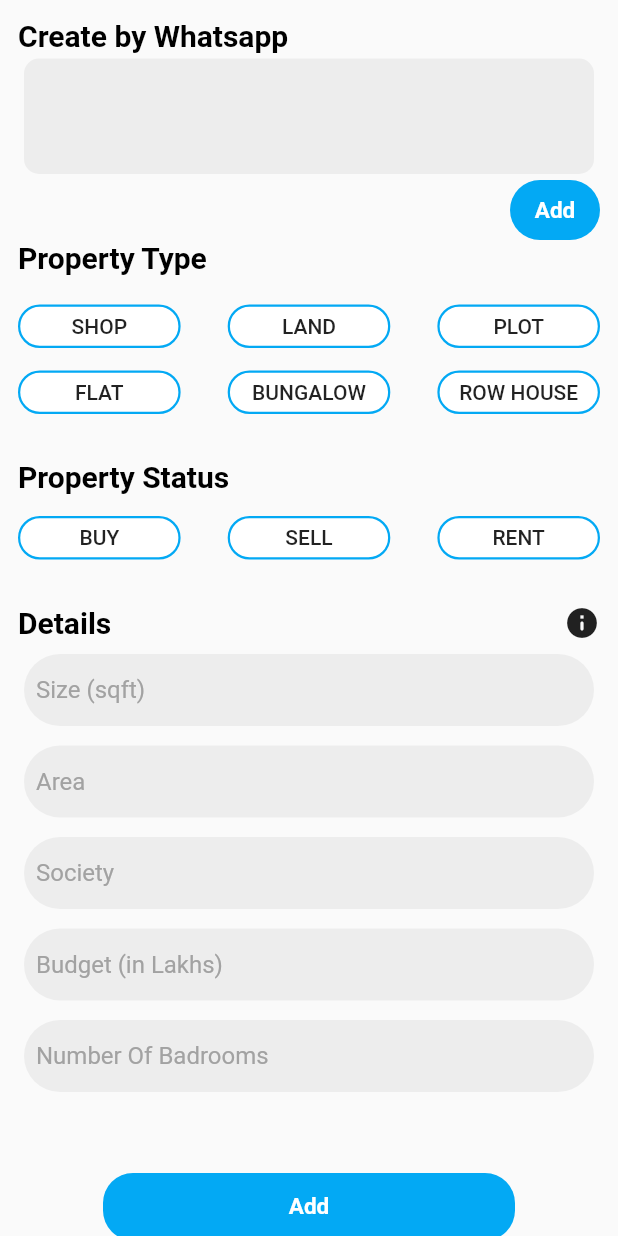
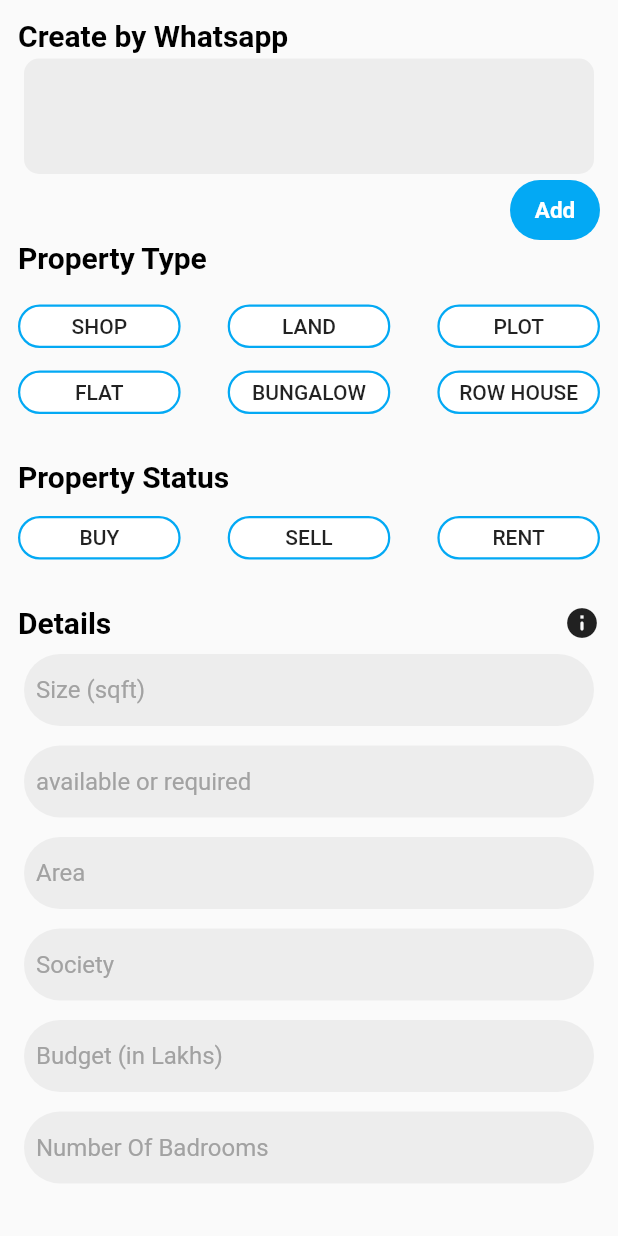
Before and after one commit to changingbyte/srestatefrontend, a Flutter app: the AddEstateScreenUI screen opened directly, on a phone screen of 412 x 824 dp. Run offline on Flutter 3.47's test engine with Material 2 defaults, Android fonts, the phone set to English and light mode, and no system bars; our stand-ins replace carousel_slider, connectivity, contacts_service, flip_card, flutter_datetime_picker, flutter_keyboard_visibility and 12 more; missing offline and left inert: admob_flutter, animated_text, dart:html, firebase_admob, flutter_statusbarcolor_ns, flutter_tab_indicator_styler and 3 more; accounts and stored records are empty; statements that could not run were skipped.

Commit message:
adding rent status for form vaildator

```diff
--- a/lib/controller/AddEstateController.dart
+++ b/lib/controller/AddEstateController.dart
@@ -20,14 +20,16 @@ class AddEstateController extends GetxController{
   TextEditingController societyController = TextEditingController();
   TextEditingController areaController = TextEditingController();
   TextEditingController sizeController = TextEditingController();
+  TextEditingController rentstatusController = TextEditingController();
 
   String estateStatusVal = "Status";
   String estateType = "";
   String estateBudget = "";
   String estateStatus = "";
 
+
   Future<AddEstateResponse> addEstateApi({String? token,String? estate_name,String? city, int? budget,String? estate_type, String? floor_space,
-    String? estate_status, String? society,String? area,int? no_of_bedroom,
+    String? estate_status,String? rent_status, String? society,String? area,int? no_of_bedroom,
   }) async {
     try{
 
@@ -45,6 +47,7 @@ class AddEstateController extends GetxController{
         "pets_allowed": "0",
         "estate_description": "Nice Property",
         "estate_status": estate_status,
+        "rent_status": rent_status,
         "society": society,
         "area": area,
         "furniture" : "",
--- a/lib/ui/DashboardModule/AddEstateScreenUI.dart
+++ b/lib/ui/DashboardModule/AddEstateScreenUI.dart
@@ -199,6 +199,16 @@ class _AddEstateScreenUIState extends State<AddEstateScreenUI> {
 
                           SizedBox(height: 5,),
 
+                          TextFormInputField(
+                            controller: addEstateController.rentstatusController,
+                            hintText: "available or required",
+                            validator: (value) {
+                              return FieldValidator.validateRentValue(value!,addEstateController.estateStatus);
+                            },
+                          ),
+
+                          SizedBox(height: 5,),
+
                           /*Autocomplete<String>(
                             optionsBuilder: (TextEditingValue textEditingValue) {
                               if (textEditingValue.text == '') {
@@ -367,6 +377,7 @@ class _AddEstateScreenUIState extends State<AddEstateScreenUI> {
       budget: int.parse(addEstateController.budgetController.text),
       society: addEstateController.societyController.text,
       estate_status: addEstateController.estateStatus,
+      rent_status:addEstateController.rentstatusController.text,
       city: "surat",
       no_of_bedroom: int.parse(addEstateController.noOfBedroomController.text),
       estate_type: addEstateController.estateType
--- a/lib/utils/FieldValidator.dart
+++ b/lib/utils/FieldValidator.dart
@@ -1,3 +1,5 @@
+import 'dart:html';
+
 import 'AppString.dart';
 
 class FieldValidator {
@@ -63,6 +65,27 @@ class FieldValidator {
     return null;
   }
 
+  static String? validateRentValue(String value, String estate_status) {
+    if (estate_status.isEmpty) {
+      return "Value is Required";
+    }
+    else if (estate_status.toUpperCase() == "RENT")
+    {
+      if (value.isEmpty) {
+      return "Value is Required";
+      }
+      else if ((value.toLowerCase() != "available") || (value != "required"))
+      {
+        return "Value should be in available or required ";
+      }
+
+      else {
+        return null;
+      }
+    }
+    return null;
+  }
+
 
   static String? validateAmount(String? value) {
     if (value!.isEmpty) {
```
